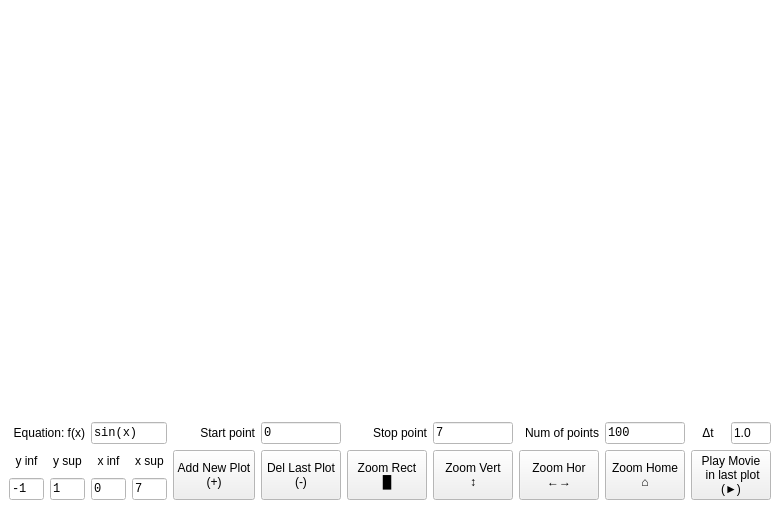
This is Grafico.ui in Diogo-Rossi/SimplePlot as Qt 5 draws it before an edit. The edited form follows.
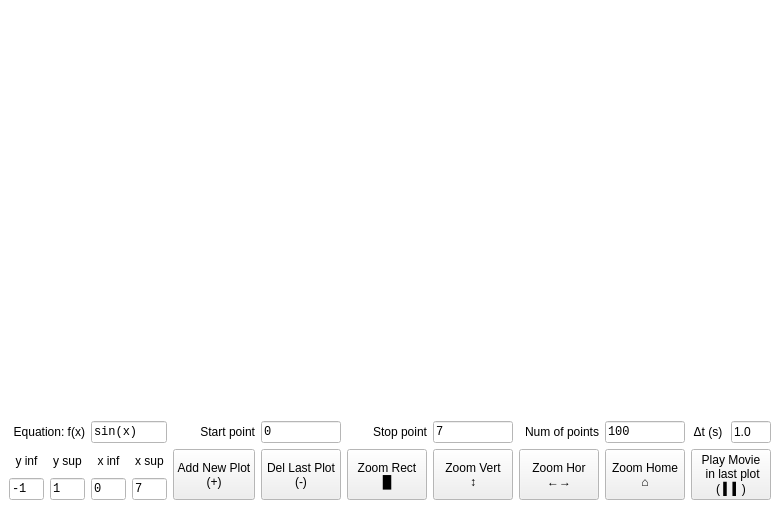
This is the edited form. Icons and pictures are not drawn.

Commit message: Implemented pause button

The edit to the form file:
```diff
--- a/Grafico.ui
+++ b/Grafico.ui
@@ -466,10 +466,16 @@
           <verstretch>0</verstretch>
          </sizepolicy>
         </property>
+        <property name="minimumSize">
+         <size>
+          <width>75</width>
+          <height>47</height>
+         </size>
+        </property>
         <property name="text">
          <string>Play Movie 
  in last plot
-(►)</string>
+( ▍▍)</string>
         </property>
        </widget>
       </item>
@@ -478,7 +484,7 @@
         <item>
          <widget class="QLabel" name="label_9">
           <property name="text">
-           <string>Δt</string>
+           <string>Δt (s)</string>
           </property>
           <property name="alignment">
            <set>Qt::AlignCenter</set>
```
Left out of the diff: 1 changed line with no effect on the pictures. The commit also changes 2 other files.
